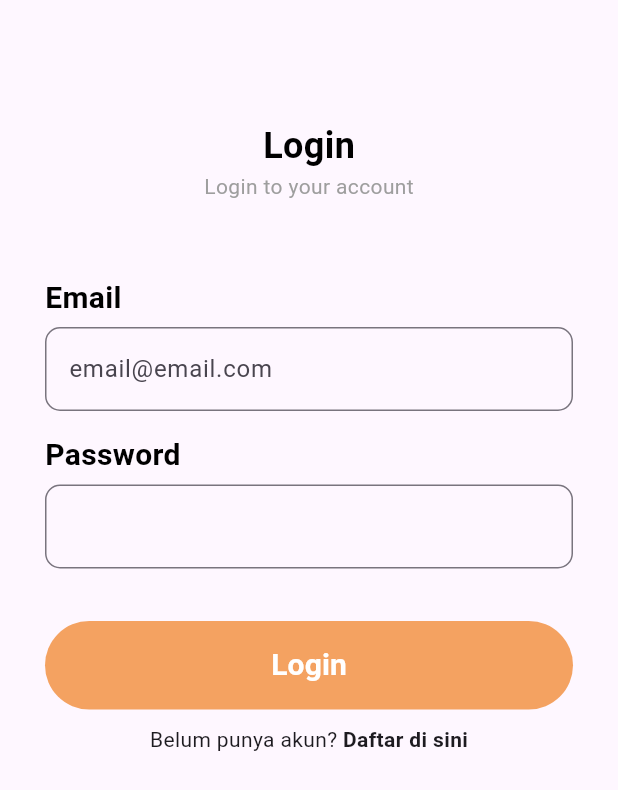
After one commit to PLWEP/BK-LaporBook, a Flutter app: the LoginPage screen opened by its route, on a phone screen of 412 x 824 dp. The commit adds this screen. Shown: the top 790 px of the screen. Run offline on Flutter 3.47's test engine with Material 3 defaults, Android fonts, the phone set to English and light mode, and no system bars; our stand-ins replace cloud_firestore, firebase_auth, firebase_core; accounts and stored records are empty; generated files the repository leaves out were written again.

Commit message:
menambahkan login page

```diff
--- a/lib/main.dart
+++ b/lib/main.dart
@@ -1,4 +1,5 @@
 import 'package:bk_lapor_book/firebase_options.dart';
+import 'package:bk_lapor_book/pages/login_page.dart';
 import 'package:bk_lapor_book/pages/register_page.dart';
 import 'package:bk_lapor_book/pages/splash_page.dart';
 import 'package:firebase_core/firebase_core.dart';
@@ -15,7 +16,7 @@ void main() async {
     initialRoute: '/',
     routes: {
       '/': (context) => const SplashPage(),
-      // '/login': (context) => LoginPage(),
+      '/login': (context) => LoginPage(),
       '/register': (context) => const RegisterPage(),
       // '/dashboard': (context) => const DashboardPage(),
       // '/add': (context) => AddFormPage(),
--- /dev/null
+++ b/lib/pages/login_page.dart
@@ -0,0 +1,124 @@
+import 'package:flutter/material.dart';
+import '../components/input_widget.dart';
+import '../components/styles.dart';
+import '../components/validators.dart';
+import 'package:firebase_auth/firebase_auth.dart';
+
+class LoginPage extends StatefulWidget {
+  @override
+  State<StatefulWidget> createState() => LoginPageState();
+}
+
+class LoginPageState extends State<LoginPage> {
+  final _formKey = GlobalKey<FormState>();
+
+  final _auth = FirebaseAuth.instance;
+  bool _isLoading = false;
+
+  String? email;
+  String? password;
+
+  void login() async {
+    setState(() {
+      _isLoading = true;
+    });
+
+    try {
+      await _auth.signInWithEmailAndPassword(
+          email: email!, password: password!);
+
+      Navigator.pushNamedAndRemoveUntil(
+          context, '/dashboard', ModalRoute.withName('/dashboard'));
+    } catch (e) {
+      final snackbar = SnackBar(content: Text(e.toString()));
+      ScaffoldMessenger.of(context).showSnackBar(snackbar);
+    } finally {
+      setState(() {
+        _isLoading = false;
+      });
+    }
+  }
+
+  @override
+  Widget build(BuildContext context) {
+    return Scaffold(
+      body: SafeArea(
+        child: _isLoading
+            ? const Center(
+                child: CircularProgressIndicator(),
+              )
+            : SingleChildScrollView(
+                child: Column(
+                  crossAxisAlignment: CrossAxisAlignment.center,
+                  children: [
+                    const SizedBox(height: 80),
+                    Text('Login', style: headerStyle(level: 2)),
+                    Container(
+                      child: const Text(
+                        'Login to your account',
+                        style: TextStyle(color: Colors.grey),
+                      ),
+                    ),
+                    const SizedBox(height: 50),
+                    Container(
+                      margin: EdgeInsets.symmetric(horizontal: 30),
+                      child: Form(
+                          key: _formKey,
+                          child: Column(
+                            children: [
+                              InputLayout(
+                                  'Email',
+                                  TextFormField(
+                                      onChanged: (String value) => setState(() {
+                                            email = value;
+                                          }),
+                                      validator: notEmptyValidator,
+                                      decoration: customInputDecoration(
+                                          "email@email.com"))),
+                              InputLayout(
+                                  'Password',
+                                  TextFormField(
+                                      onChanged: (String value) => setState(() {
+                                            password = value;
+                                          }),
+                                      validator: notEmptyValidator,
+                                      obscureText: true,
+                                      decoration: customInputDecoration(""))),
+                              Container(
+                                margin: EdgeInsets.only(top: 20),
+                                width: double.infinity,
+                                child: FilledButton(
+                                  style: buttonStyle,
+                                  child: Text('Login',
+                                      style:
+                                          headerStyle(level: 3, dark: false)),
+                                  onPressed: () {
+                                    if (_formKey.currentState!.validate()) {
+                                      login();
+                                    }
+                                  },
+                                ),
+                              )
+                            ],
+                          )),
+                    ),
+                    const SizedBox(height: 10),
+                    Row(
+                      mainAxisAlignment: MainAxisAlignment.center,
+                      children: [
+                        const Text('Belum punya akun? '),
+                        InkWell(
+                          onTap: () =>
+                              Navigator.pushNamed(context, '/register'),
+                          child: const Text('Daftar di sini',
+                              style: TextStyle(fontWeight: FontWeight.bold)),
+                        )
+                      ],
+                    )
+                  ],
+                ),
+              ),
+      ),
+    );
+  }
+}
--- a/lib/pages/splash_page.dart
+++ b/lib/pages/splash_page.dart
@@ -1,3 +1,4 @@
+import 'package:firebase_auth/firebase_auth.dart';
 import 'package:flutter/material.dart';
 
 class SplashPage extends StatelessWidget {
@@ -20,7 +21,26 @@ class _SplashPage extends State<SplashFull> {
   @override
   void initState() {
     super.initState();
-    // nanti bagian ini diganti cek koneksi ke firebase dan cek login
+    final _auth = FirebaseAuth.instance;
+
+    @override
+    void initState() {
+      super.initState();
+
+      User? user = _auth.currentUser;
+
+      if (user != null) {
+        Future.delayed(Duration.zero, () {
+          // buat dashboard terlebih dahulu, lalu hapus komen line code dibawah ini
+          //  Navigator.pushReplacementNamed(context, '/dashboard');
+        });
+      } else {
+        Future.delayed(Duration.zero, () {
+          Navigator.pushReplacementNamed(context, '/login');
+        });
+      }
+    }
+
     Future.delayed(Duration.zero, () {
       Navigator.pushReplacementNamed(context, '/register');
     });
```
